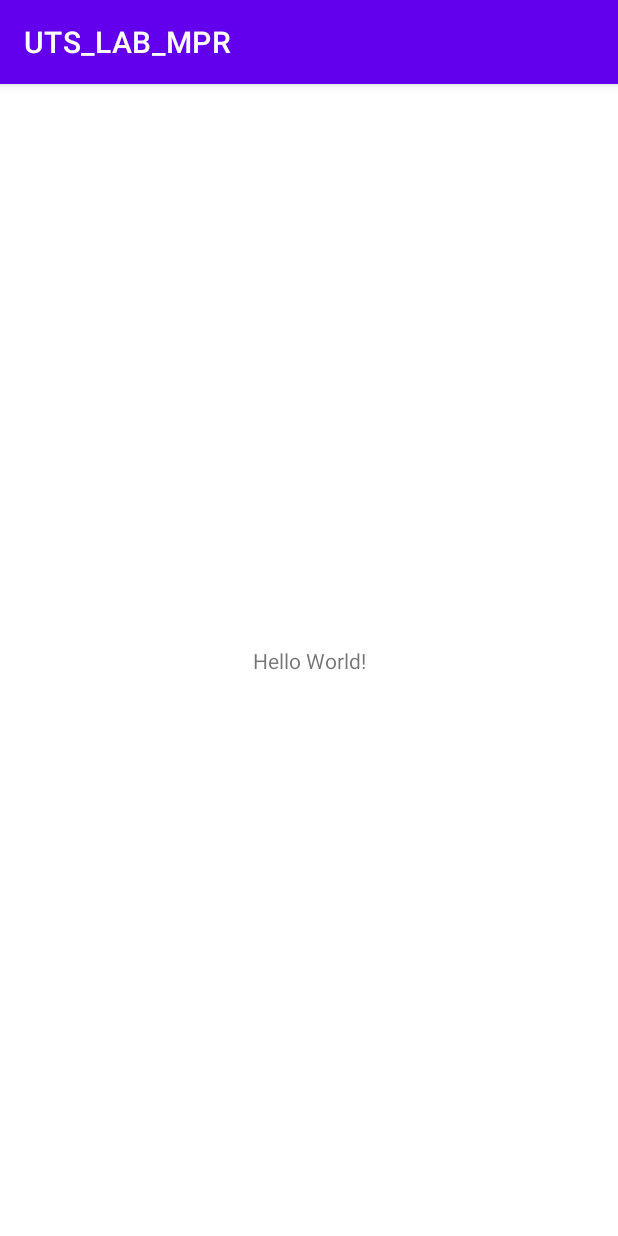
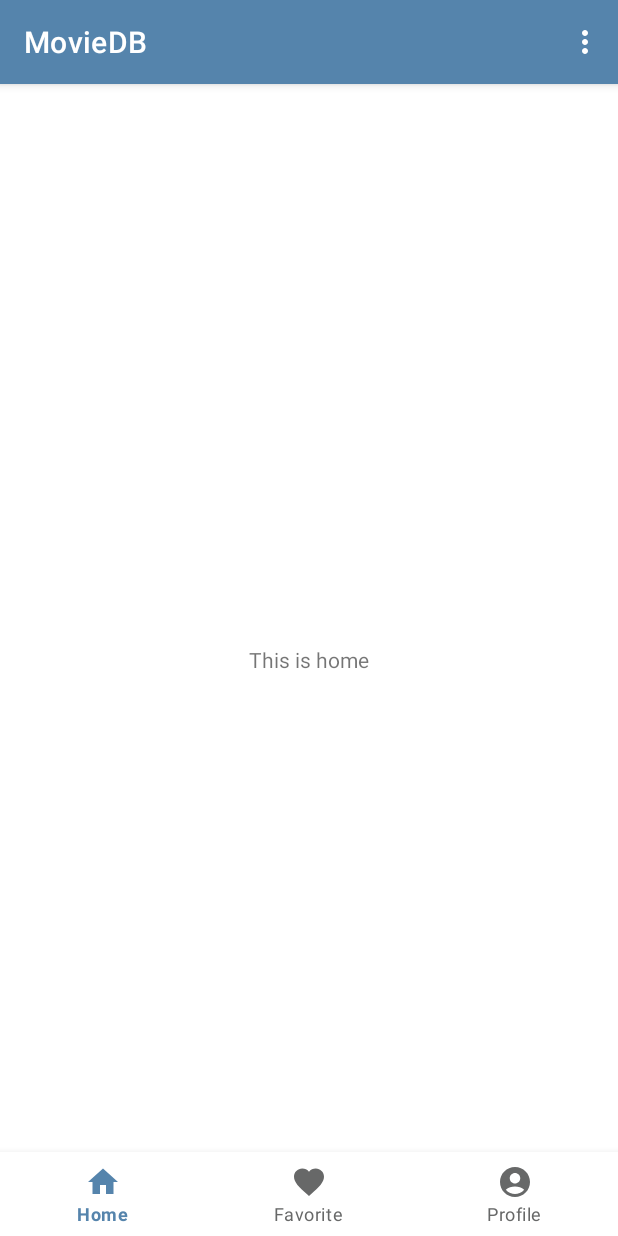
Before and after one commit to puanabidah/UTS_LAB_MPR, an Android app: the screen it shows after launch (MainActivity), on a phone screen of 412 x 824 dp. Run offline under Robolectric (Android 15) with nearby library versions, the phone set to English and light mode, and no system bars; our stand-ins replace navigation-ui.

Commit message:
membuat bottom navbar dan action bar

```diff
--- /dev/null
+++ b/app/src/main/java/com/example/uts_lab_mpr/BottomNavFragment/FavFragment.kt
@@ -0,0 +1,20 @@
+package com.example.uts_lab_mpr.BottomNavFragment
+
+import android.os.Bundle
+import androidx.fragment.app.Fragment
+import android.view.LayoutInflater
+import android.view.View
+import android.view.ViewGroup
+import com.example.uts_lab_mpr.R
+
+class FavFragment : Fragment() {
+
+    override fun onCreateView(
+        inflater: LayoutInflater, container: ViewGroup?,
+        savedInstanceState: Bundle?
+    ): View? {
+        // Inflate the layout for this fragment
+        return inflater.inflate(R.layout.fragment_fav, container, false)
+    }
+
+}
--- /dev/null
+++ b/app/src/main/java/com/example/uts_lab_mpr/BottomNavFragment/HomeFragment.kt
@@ -0,0 +1,20 @@
+package com.example.uts_lab_mpr.BottomNavFragment
+
+import android.os.Bundle
+import androidx.fragment.app.Fragment
+import android.view.LayoutInflater
+import android.view.View
+import android.view.ViewGroup
+import com.example.uts_lab_mpr.R
+
+class HomeFragment : Fragment() {
+
+    override fun onCreateView(
+        inflater: LayoutInflater, container: ViewGroup?,
+        savedInstanceState: Bundle?
+    ): View? {
+        // Inflate the layout for this fragment
+        return inflater.inflate(R.layout.fragment_home, container, false)
+    }
+
+}
--- /dev/null
+++ b/app/src/main/java/com/example/uts_lab_mpr/BottomNavFragment/ProfileFragment.kt
@@ -0,0 +1,20 @@
+package com.example.uts_lab_mpr.BottomNavFragment
+
+import android.os.Bundle
+import androidx.fragment.app.Fragment
+import android.view.LayoutInflater
+import android.view.View
+import android.view.ViewGroup
+import com.example.uts_lab_mpr.R
+
+class ProfileFragment : Fragment() {
+
+    override fun onCreateView(
+        inflater: LayoutInflater, container: ViewGroup?,
+        savedInstanceState: Bundle?
+    ): View? {
+        // Inflate the layout for this fragment
+        return inflater.inflate(R.layout.fragment_profile, container, false)
+    }
+
+}
--- a/app/src/main/java/com/example/uts_lab_mpr/MainActivity.kt
+++ b/app/src/main/java/com/example/uts_lab_mpr/MainActivity.kt
@@ -2,10 +2,47 @@ package com.example.uts_lab_mpr
 
 import androidx.appcompat.app.AppCompatActivity
 import android.os.Bundle
+import android.view.Menu
+import android.view.MenuItem
+import android.widget.Toast
+import androidx.navigation.NavController
+import androidx.navigation.findNavController
+import androidx.navigation.fragment.NavHostFragment
+import androidx.navigation.ui.AppBarConfiguration
+import androidx.navigation.ui.NavigationUI.setupWithNavController
+import com.example.uts_lab_mpr.databinding.ActivityMainBinding
+import com.google.android.material.bottomnavigation.BottomNavigationView
 
 class MainActivity : AppCompatActivity() {
+
+    private lateinit var navController: NavController
+
     override fun onCreate(savedInstanceState: Bundle?) {
         super.onCreate(savedInstanceState)
         setContentView(R.layout.activity_main)
+
+        val navHostFragment = supportFragmentManager.findFragmentById(R.id.mainContainer) as NavHostFragment
+        navController = navHostFragment.navController
+        val bottomNavigationView = findViewById<BottomNavigationView>(R.id.bottomNavigationView)
+        setupWithNavController(bottomNavigationView, navController)
+    }
+
+    override fun onCreateOptionsMenu(menu: Menu?): Boolean {
+        menuInflater.inflate(R.menu.option_menu, menu)
+        return true
+    }
+
+    override fun onOptionsItemSelected(item: MenuItem): Boolean {
+        when (item.itemId) {
+            R.id.menu1 -> {
+                Toast.makeText(this, "Not Available yet", Toast.LENGTH_SHORT ).show()
+                return true
+            }
+            R.id.menu2 -> {
+                Toast.makeText(this, "Not Available yet", Toast.LENGTH_SHORT ).show()
+                return true
+            }
+            else -> return true
+        }
     }
 }
--- /dev/null
+++ b/app/src/main/res/drawable/bottom_nav_colors.xml
@@ -0,0 +1,5 @@
+<?xml version="1.0" encoding="utf-8"?>
+<selector xmlns:android="http://schemas.android.com/apk/res/android">
+    <item android:color="@color/bottom_nav_selected_item" android:state_checked="true"/>
+    <item android:color="@color/botton_nav_item" android:state_checked="false"/>
+</selector>
--- /dev/null
+++ b/app/src/main/res/drawable/ic_baseline_account_circle_24.xml
@@ -0,0 +1,5 @@
+<vector android:height="24dp" android:tint="#000000"
+    android:viewportHeight="24" android:viewportWidth="24"
+    android:width="24dp" xmlns:android="http://schemas.android.com/apk/res/android">
+    <path android:fillColor="@android:color/white" android:pathData="M12,2C6.48,2 2,6.48 2,12s4.48,10 10,10s10,-4.48 10,-10S17.52,2 12,2zM12,6c1.93,0 3.5,1.57 3.5,3.5S13.93,13 12,13s-3.5,-1.57 -3.5,-3.5S10.07,6 12,6zM12,20c-2.03,0 -4.43,-0.82 -6.14,-2.88C7.55,15.8 9.68,15 12,15s4.45,0.8 6.14,2.12C16.43,19.18 14.03,20 12,20z"/>
+</vector>
--- /dev/null
+++ b/app/src/main/res/drawable/ic_baseline_favorite_24.xml
@@ -0,0 +1,5 @@
+<vector android:height="24dp" android:tint="#000000"
+    android:viewportHeight="24" android:viewportWidth="24"
+    android:width="24dp" xmlns:android="http://schemas.android.com/apk/res/android">
+    <path android:fillColor="@android:color/white" android:pathData="M12,21.35l-1.45,-1.32C5.4,15.36 2,12.28 2,8.5 2,5.42 4.42,3 7.5,3c1.74,0 3.41,0.81 4.5,2.09C13.09,3.81 14.76,3 16.5,3 19.58,3 22,5.42 22,8.5c0,3.78 -3.4,6.86 -8.55,11.54L12,21.35z"/>
+</vector>
--- /dev/null
+++ b/app/src/main/res/drawable/ic_baseline_home_24.xml
@@ -0,0 +1,5 @@
+<vector android:height="24dp" android:tint="#000000"
+    android:viewportHeight="24" android:viewportWidth="24"
+    android:width="24dp" xmlns:android="http://schemas.android.com/apk/res/android">
+    <path android:fillColor="@android:color/white" android:pathData="M10,20v-6h4v6h5v-8h3L12,3 2,12h3v8z"/>
+</vector>
--- a/app/src/main/res/layout/activity_main.xml
+++ b/app/src/main/res/layout/activity_main.xml
@@ -6,13 +6,33 @@
     android:layout_height="match_parent"
     tools:context=".MainActivity">
 
-    <TextView
-        android:layout_width="wrap_content"
+    <com.google.android.material.bottomnavigation.BottomNavigationView
+        android:id="@+id/bottomNavigationView"
+        android:layout_width="0dp"
         android:layout_height="wrap_content"
-        android:text="Hello World!"
+        android:layout_marginStart="0dp"
+        android:layout_marginEnd="0dp"
+        android:background="@color/bottom_nav_background"
+        app:itemIconTint="@drawable/bottom_nav_colors"
+        app:itemTextColor="@drawable/bottom_nav_colors"
         app:layout_constraintBottom_toBottomOf="parent"
         app:layout_constraintEnd_toEndOf="parent"
         app:layout_constraintStart_toStartOf="parent"
-        app:layout_constraintTop_toTopOf="parent" />
+        app:menu="@menu/bottom_nav_menu" />
+
+    <fragment
+        android:id="@+id/mainContainer"
+        android:name="androidx.navigation.fragment.NavHostFragment"
+        android:layout_width="match_parent"
+        android:layout_height="match_parent"
+        app:defaultNavHost="true"
+        app:layout_constraintBottom_toTopOf="@+id/bottomNavigationView"
+        app:layout_constraintHorizontal_bias="0.0"
+        app:layout_constraintLeft_toLeftOf="parent"
+        app:layout_constraintRight_toRightOf="parent"
+        app:layout_constraintTop_toTopOf="parent"
+        app:layout_constraintVertical_bias="1.0"
+        app:navGraph="@navigation/nav_graph" />
+
 
 </androidx.constraintlayout.widget.ConstraintLayout>
--- /dev/null
+++ b/app/src/main/res/layout/fragment_fav.xml
@@ -0,0 +1,14 @@
+<?xml version="1.0" encoding="utf-8"?>
+<FrameLayout xmlns:android="http://schemas.android.com/apk/res/android"
+    xmlns:tools="http://schemas.android.com/tools"
+    android:layout_width="match_parent"
+    android:layout_height="match_parent"
+    tools:context=".BottomNavFragment.FavFragment">
+
+    <TextView
+        android:gravity="center"
+        android:layout_width="match_parent"
+        android:layout_height="match_parent"
+        android:text="This is favorite" />
+
+</FrameLayout>
--- /dev/null
+++ b/app/src/main/res/layout/fragment_home.xml
@@ -0,0 +1,14 @@
+<?xml version="1.0" encoding="utf-8"?>
+<FrameLayout xmlns:android="http://schemas.android.com/apk/res/android"
+    xmlns:tools="http://schemas.android.com/tools"
+    android:layout_width="match_parent"
+    android:layout_height="match_parent"
+    tools:context=".BottomNavFragment.HomeFragment">
+
+    <TextView
+        android:gravity="center"
+        android:layout_width="match_parent"
+        android:layout_height="match_parent"
+        android:text="This is home" />
+
+</FrameLayout>
--- /dev/null
+++ b/app/src/main/res/layout/fragment_profile.xml
@@ -0,0 +1,14 @@
+<?xml version="1.0" encoding="utf-8"?>
+<FrameLayout xmlns:android="http://schemas.android.com/apk/res/android"
+    xmlns:tools="http://schemas.android.com/tools"
+    android:layout_width="match_parent"
+    android:layout_height="match_parent"
+    tools:context=".BottomNavFragment.ProfileFragment">
+
+    <TextView
+        android:gravity="center"
+        android:layout_width="match_parent"
+        android:layout_height="match_parent"
+        android:text="This is profile" />
+
+</FrameLayout>
--- /dev/null
+++ b/app/src/main/res/menu/bottom_nav_menu.xml
@@ -0,0 +1,16 @@
+<?xml version="1.0" encoding="utf-8"?>
+<menu xmlns:android="http://schemas.android.com/apk/res/android">
+
+    <item
+        android:id="@+id/homeFragment"
+        android:icon="@drawable/ic_baseline_home_24"
+        android:title="Home" />
+    <item
+        android:id="@+id/favFragment"
+        android:icon="@drawable/ic_baseline_favorite_24"
+        android:title="Favorite" />
+    <item
+        android:id="@+id/profileFragment"
+        android:icon="@drawable/ic_baseline_account_circle_24"
+        android:title="Profile" />
+</menu>
--- /dev/null
+++ b/app/src/main/res/menu/option_menu.xml
@@ -0,0 +1,12 @@
+<?xml version="1.0" encoding="utf-8"?>
+<menu xmlns:android="http://schemas.android.com/apk/res/android">
+
+    <group >
+        <item
+            android:id="@+id/menu1"
+            android:title="About" />
+        <item
+            android:id="@+id/menu2"
+            android:title="Logout" />
+    </group>
+</menu>
--- /dev/null
+++ b/app/src/main/res/navigation/nav_graph.xml
@@ -0,0 +1,24 @@
+<?xml version="1.0" encoding="utf-8"?>
+<navigation xmlns:android="http://schemas.android.com/apk/res/android"
+    xmlns:app="http://schemas.android.com/apk/res-auto"
+    xmlns:tools="http://schemas.android.com/tools"
+    android:id="@+id/nav_graph"
+    app:startDestination="@id/homeFragment">
+
+    <fragment
+        android:id="@+id/homeFragment"
+        android:name="com.example.uts_lab_mpr.BottomNavFragment.HomeFragment"
+        android:label="fragment_home"
+        tools:layout="@layout/fragment_home" />
+    <fragment
+        android:id="@+id/favFragment"
+        android:name="com.example.uts_lab_mpr.BottomNavFragment.FavFragment"
+        android:label="fragment_fav"
+        tools:layout="@layout/fragment_fav" />
+    <fragment
+        android:id="@+id/profileFragment"
+        android:name="com.example.uts_lab_mpr.BottomNavFragment.ProfileFragment"
+        android:label="fragment_profile"
+        tools:layout="@layout/fragment_profile" />
+
+</navigation>
--- a/app/src/main/res/values/colors.xml
+++ b/app/src/main/res/values/colors.xml
@@ -7,4 +7,8 @@
     <color name="teal_700">#FF018786</color>
     <color name="black">#FF000000</color>
     <color name="white">#FFFFFFFF</color>
+
+    <color name="bottom_nav_background">#FFFFFF</color>
+    <color name="botton_nav_item">#676868</color>
+    <color name="bottom_nav_selected_item">#5584AC</color>
 </resources>
--- a/app/src/main/res/values/strings.xml
+++ b/app/src/main/res/values/strings.xml
@@ -1,3 +1,5 @@
 <resources>
-    <string name="app_name">UTS_LAB_MPR</string>
+    <string name="app_name">MovieDB</string>
+    <!-- TODO: Remove or change this placeholder text -->
+    <string name="hello_blank_fragment">Hello blank fragment</string>
 </resources>
--- a/app/src/main/res/values/themes.xml
+++ b/app/src/main/res/values/themes.xml
@@ -2,7 +2,7 @@
     <!-- Base application theme. -->
     <style name="Theme.UTS_LAB_MPR" parent="Theme.MaterialComponents.DayNight.DarkActionBar">
         <!-- Primary brand color. -->
-        <item name="colorPrimary">@color/purple_500</item>
+        <item name="colorPrimary">@color/bottom_nav_selected_item</item>
         <item name="colorPrimaryVariant">@color/purple_700</item>
         <item name="colorOnPrimary">@color/white</item>
         <!-- Secondary brand color. -->
@@ -10,7 +10,7 @@
         <item name="colorSecondaryVariant">@color/teal_700</item>
         <item name="colorOnSecondary">@color/black</item>
         <!-- Status bar color. -->
-        <item name="android:statusBarColor">?attr/colorPrimaryVariant</item>
+        <item name="android:statusBarColor">#589FDB</item>
         <!-- Customize your theme here. -->
     </style>
 </resources>
```
Also changed, not shown: app/build.gradle (+7 -1 lines).
